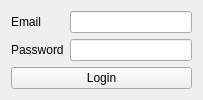
The window that UI/auth.ui (dimaunix/pyEMG) describes before a commit, drawn with Qt 5.
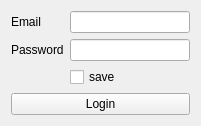
The same window after the commit.

Diff of the .ui file:
```diff
--- a/UI/auth.ui
+++ b/UI/auth.ui
@@ -6,8 +6,8 @@
    <rect>
     <x>0</x>
     <y>0</y>
-    <width>203</width>
-    <height>95</height>
+    <width>201</width>
+    <height>124</height>
    </rect>
   </property>
   <property name="windowTitle">
@@ -40,6 +40,16 @@
        </property>
       </widget>
      </item>
+     <item row="2" column="1">
+      <widget class="QCheckBox" name="chkSave">
+       <property name="layoutDirection">
+        <enum>Qt::LeftToRight</enum>
+       </property>
+       <property name="text">
+        <string>save</string>
+       </property>
+      </widget>
+     </item>
     </layout>
    </item>
    <item>
```
